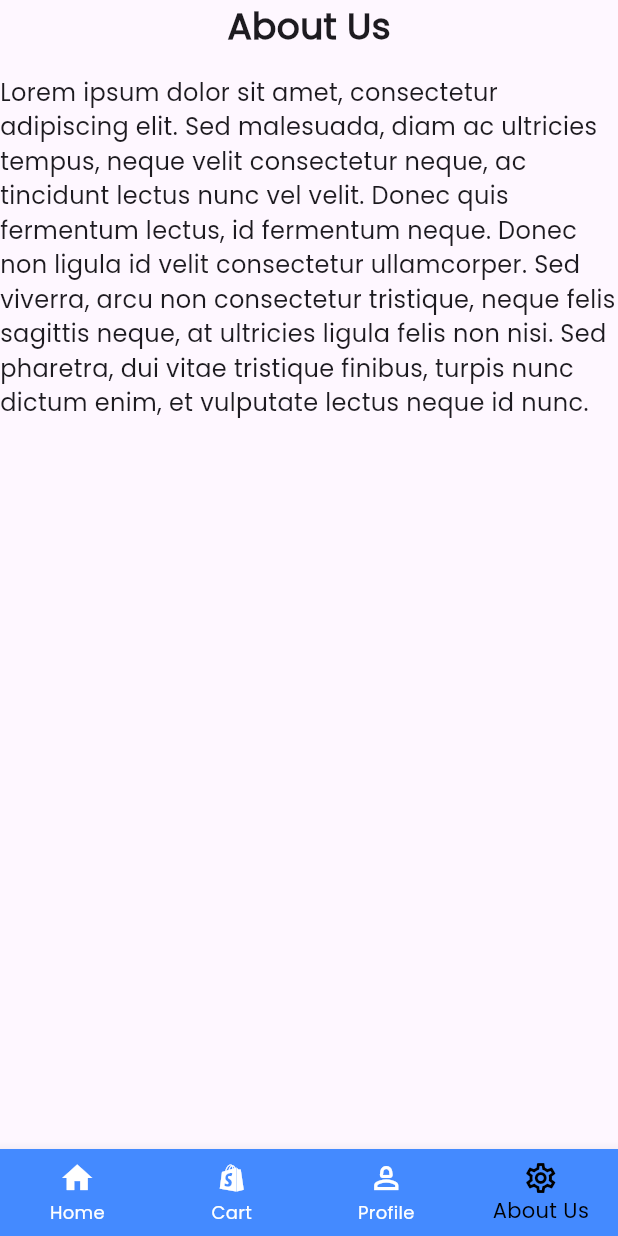
After one commit to Ziroworld/Ailav, a Flutter app: the ClientHomepageView screen opened directly, item 4 of the bottom bar chosen, on a phone screen of 412 x 824 dp. The commit adds this screen. Run offline on Flutter 3.47's test engine with Material 3 defaults, Android fonts, the phone set to English and light mode, and no system bars.

Commit message:
Added a simple basic desing of bottom navigation bar, for admin and customer page.

```diff
--- /dev/null
+++ b/lib/view/admin/bottom_navigation/aboutus_screen_view.dart
@@ -0,0 +1,24 @@
+import 'package:flutter/material.dart';
+
+class AboutusScreenView extends StatelessWidget {
+  const AboutusScreenView({super.key});
+
+  @override
+  Widget build(BuildContext context) {
+    return const Scaffold(
+      body: Column(
+        children: [
+          Text(
+            'About Us',
+            style: TextStyle(fontSize: 24, fontWeight: FontWeight.bold),
+          ),
+          SizedBox(height: 16),
+          Text(
+            'Lorem ipsum dolor sit amet, consectetur adipiscing elit. Sed malesuada, diam ac ultricies tempus, neque velit consectetur neque, ac tincidunt lectus nunc vel velit. Donec quis fermentum lectus, id fermentum neque. Donec non ligula id velit consectetur ullamcorper. Sed viverra, arcu non consectetur tristique, neque felis sagittis neque, at ultricies ligula felis non nisi. Sed pharetra, dui vitae tristique finibus, turpis nunc dictum enim, et vulputate lectus neque id nunc.',
+            style: TextStyle(fontSize: 16),
+          ),
+        ],
+      ),
+    );
+  }
+}
--- /dev/null
+++ b/lib/view/client/bottom_navigation/aboutus_screen_view.dart
@@ -0,0 +1,24 @@
+import 'package:flutter/material.dart';
+
+class AboutusScreenView extends StatelessWidget {
+  const AboutusScreenView({super.key});
+
+  @override
+  Widget build(BuildContext context) {
+    return const Scaffold(
+      body: Column(
+        children: [
+          Text(
+            'About Us',
+            style: TextStyle(fontSize: 24, fontWeight: FontWeight.bold),
+          ),
+          SizedBox(height: 16),
+          Text(
+            'Lorem ipsum dolor sit amet, consectetur adipiscing elit. Sed malesuada, diam ac ultricies tempus, neque velit consectetur neque, ac tincidunt lectus nunc vel velit. Donec quis fermentum lectus, id fermentum neque. Donec non ligula id velit consectetur ullamcorper. Sed viverra, arcu non consectetur tristique, neque felis sagittis neque, at ultricies ligula felis non nisi. Sed pharetra, dui vitae tristique finibus, turpis nunc dictum enim, et vulputate lectus neque id nunc.',
+            style: TextStyle(fontSize: 16),
+          ),
+        ],
+      ),
+    );
+  }
+}
--- a/lib/view/client/client_homepage_view.dart
+++ b/lib/view/client/client_homepage_view.dart
@@ -1,3 +1,7 @@
+import 'package:ailav/view/client/bottom_navigation/aboutus_screen_view.dart';
+import 'package:ailav/view/client/bottom_navigation/cart_screen_view.dart';
+import 'package:ailav/view/client/bottom_navigation/home_screen_view.dart';
+import 'package:ailav/view/client/bottom_navigation/profile_screen_view.dart';
 import 'package:flutter/material.dart';
 
 class ClientHomepageView extends StatefulWidget {
@@ -8,15 +12,49 @@ class ClientHomepageView extends StatefulWidget {
 }
 
 class _ClientHomepageViewState extends State<ClientHomepageView> {
+ int _selectedIndex = 0;
+
+  // List of screens for bottom navigation
+  final List<Widget> _lstBottomScreen = [
+    const HomeScreenView(),
+    const CartScreenView(),
+    const ProfileScreenView(),
+    const AboutusScreenView(),
+  ];
+
   @override
   Widget build(BuildContext context) {
-    return const Scaffold(
-      body: SafeArea(
-        child: Column(
-          children: [
-            Text("helloworld"),
-          ],
-        ),
+    return Scaffold(
+      body: _lstBottomScreen[_selectedIndex], // Display selected screen
+      bottomNavigationBar: BottomNavigationBar(
+        type: BottomNavigationBarType.fixed,
+        items: const [
+          BottomNavigationBarItem(
+            icon: Icon(Icons.home),
+            label: 'Home',
+          ),
+          BottomNavigationBarItem(
+            icon: Icon(Icons.shopify_rounded),
+            label: 'Cart',
+          ),
+          BottomNavigationBarItem(
+            icon: Icon(Icons.person_2_outlined),
+            label: 'Profile',
+          ),
+          BottomNavigationBarItem(
+            icon: Icon(Icons.settings_outlined),
+            label: 'About Us',
+          ),
+        ],
+        currentIndex: _selectedIndex,
+        backgroundColor: Colors.blueAccent,
+        unselectedItemColor: Colors.white,
+        selectedItemColor: Colors.black,
+        onTap: (index) {
+          setState(() {
+            _selectedIndex = index; // Update selected index
+          });
+        },
       ),
     );
   }
```
Also changed, not shown: lib/view/admin/admin_dashboard_view.dart (+45 -5 lines), lib/view/admin/bottom_navigation/cart_screen_view.dart (added, +19 -0 lines), lib/view/admin/bottom_navigation/home_screen_view.dart (added, +19 -0 lines), lib/view/admin/bottom_navigation/profile_screen_view.dart (added, +12 -0 lines), lib/view/client/bottom_navigation/cart_screen_view.dart (added, +19 -0 lines), lib/view/client/bottom_navigation/home_screen_view.dart (added, +19 -0 lines), lib/view/client/bottom_navigation/profile_screen_view.dart (added, +12 -0 lines), lib/view/login_screen_view.dart (+9 -2 lines).
